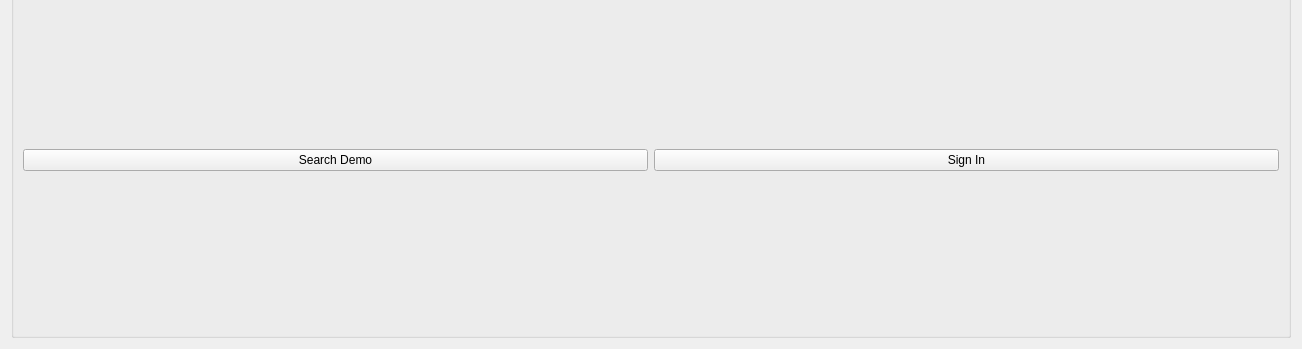
Qt form modules/UI/src/SignIn.ui (PerryVrajnitorincul26/proiectMCPP) before a commit; both pictures show x 0 to 1302 and y 406 to 755 of the 1302 by 755 pixel window.
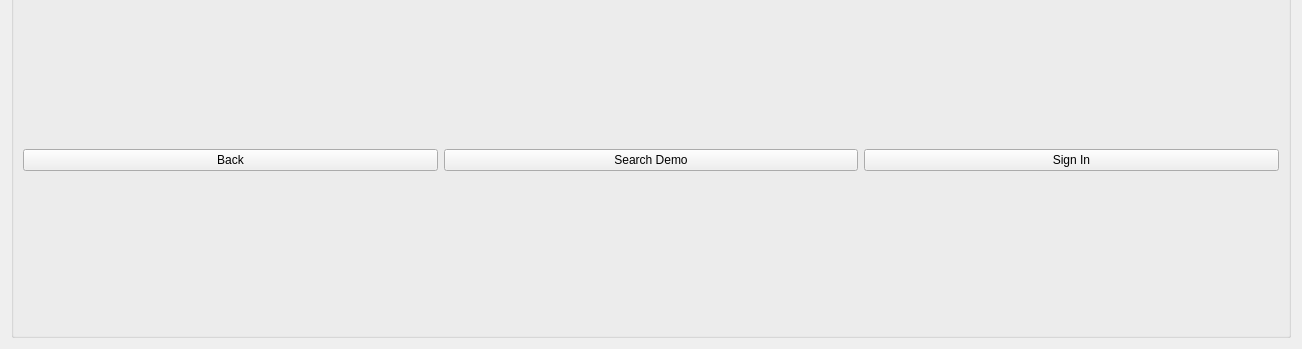
The same form after that commit.

Commit message: added singIn page in stacked widget and connected with a a SiGNAL & SLOT with home page of the stacked widget(wrapper.cpp)

```diff
--- a/modules/UI/src/SignIn.ui
+++ b/modules/UI/src/SignIn.ui
@@ -52,6 +52,13 @@
         </item>
         <item>
          <layout class="QHBoxLayout" name="horizontalLayout_3">
+          <item>
+           <widget class="QPushButton" name="pushButton_back">
+            <property name="text">
+             <string>Back</string>
+            </property>
+           </widget>
+          </item>
           <item>
            <widget class="QPushButton" name="searchDemo">
             <property name="text">
```
The commit also changes 4 other files.
